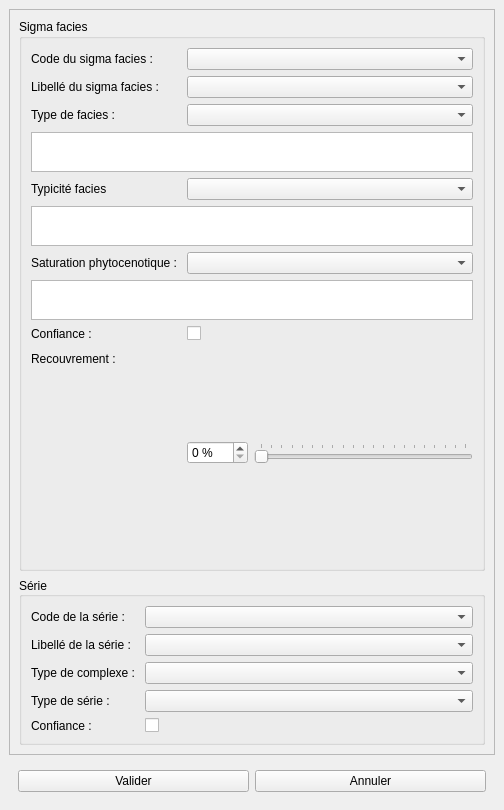
IGNF/saisie_carhab, file src/ui/form_sigmaf_cat.ui: the form before one commit.
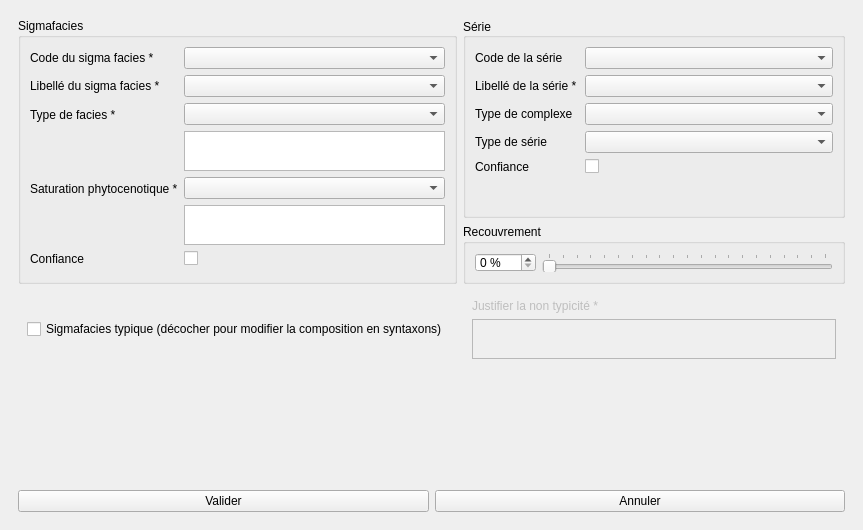
The form after the commit.

Diff of the .ui file:
```diff
--- a/src/ui/form_sigmaf_cat.ui
+++ b/src/ui/form_sigmaf_cat.ui
@@ -6,8 +6,8 @@
    <rect>
     <x>0</x>
     <y>0</y>
-    <width>504</width>
-    <height>810</height>
+    <width>863</width>
+    <height>530</height>
    </rect>
   </property>
   <property name="windowTitle">
@@ -17,6 +17,9 @@
    <layout class="QVBoxLayout" name="verticalLayout_2">
     <item>
      <widget class="QScrollArea" name="scrollArea">
+      <property name="frameShape">
+       <enum>QFrame::NoFrame</enum>
+      </property>
       <property name="widgetResizable">
        <bool>true</bool>
       </property>
@@ -25,28 +28,28 @@
         <rect>
          <x>0</x>
          <y>0</y>
-         <width>484</width>
-         <height>721</height>
+         <width>845</width>
+         <height>443</height>
         </rect>
        </property>
-       <layout class="QVBoxLayout" name="verticalLayout">
-        <item>
+       <layout class="QGridLayout" name="gridLayout">
+        <item row="0" column="0" rowspan="2">
          <widget class="QGroupBox" name="groupBox_2">
           <property name="title">
-           <string>Sigma facies</string>
+           <string>Sigmafacies</string>
           </property>
-          <layout class="QFormLayout" name="formLayout">
-           <item row="1" column="0">
-            <widget class="QLabel" name="lb_code_sf">
+          <layout class="QFormLayout" name="formLayout_2">
+           <item row="0" column="0">
+            <widget class="QLabel" name="lb_code_sigma">
              <property name="inputMethodHints">
               <set>Qt::ImhNone</set>
              </property>
              <property name="text">
-              <string>Code du sigma facies :</string>
+              <string>Code du sigma facies *</string>
              </property>
             </widget>
            </item>
-           <item row="1" column="1">
+           <item row="0" column="1">
             <widget class="QComboBox" name="code_sigma">
              <property name="enabled">
               <bool>true</bool>
@@ -68,14 +71,14 @@
              </property>
             </widget>
            </item>
-           <item row="4" column="0">
-            <widget class="QLabel" name="label_nom_sf_3">
+           <item row="1" column="0">
+            <widget class="QLabel" name="lb_lb_sigma">
              <property name="text">
-              <string>Libellé du sigma facies :</string>
+              <string>Libellé du sigma facies *</string>
              </property>
             </widget>
            </item>
-           <item row="4" column="1">
+           <item row="1" column="1">
             <widget class="QComboBox" name="lb_sigma">
              <property name="sizePolicy">
               <sizepolicy hsizetype="MinimumExpanding" vsizetype="Fixed">
@@ -91,130 +94,126 @@
              </property>
             </widget>
            </item>
-           <item row="6" column="0">
-            <widget class="QLabel" name="label_11">
+           <item row="2" column="0">
+            <widget class="QLabel" name="lb_typ_facies">
              <property name="text">
-              <string>Type de facies : </string>
+              <string>Type de facies * </string>
              </property>
             </widget>
            </item>
-           <item row="6" column="1">
-            <widget class="QComboBox" name="typ_facies">
-             <property name="enabled">
-              <bool>true</bool>
-             </property>
-             <property name="sizePolicy">
-              <sizepolicy hsizetype="MinimumExpanding" vsizetype="Fixed">
-               <horstretch>0</horstretch>
-               <verstretch>0</verstretch>
-              </sizepolicy>
-             </property>
-             <property name="editable">
-              <bool>false</bool>
-             </property>
-             <property name="sizeAdjustPolicy">
-              <enum>QComboBox::AdjustToMinimumContentsLength</enum>
-             </property>
+           <item row="2" column="1">
+            <widget class="QWidget" name="widget_3" native="true">
+             <layout class="QVBoxLayout" name="verticalLayout">
+              <property name="leftMargin">
+               <number>0</number>
+              </property>
+              <property name="topMargin">
+               <number>0</number>
+              </property>
+              <property name="rightMargin">
+               <number>0</number>
+              </property>
+              <property name="bottomMargin">
+               <number>0</number>
+              </property>
+              <item>
+               <widget class="QComboBox" name="typ_facies">
+                <property name="enabled">
+                 <bool>true</bool>
+                </property>
+                <property name="sizePolicy">
+                 <sizepolicy hsizetype="MinimumExpanding" vsizetype="Fixed">
+                  <horstretch>0</horstretch>
+                  <verstretch>0</verstretch>
+                 </sizepolicy>
+                </property>
+                <property name="editable">
+                 <bool>false</bool>
+                </property>
+                <property name="sizeAdjustPolicy">
+                 <enum>QComboBox::AdjustToMinimumContentsLength</enum>
+                </property>
+               </widget>
+              </item>
+              <item>
+               <widget class="QTextEdit" name="rmq_typ_fa">
+                <property name="maximumSize">
+                 <size>
+                  <width>16777215</width>
+                  <height>40</height>
+                 </size>
+                </property>
+               </widget>
+              </item>
+             </layout>
             </widget>
            </item>
-           <item row="7" column="0" colspan="2">
-            <widget class="QTextEdit" name="rmq_typ_fa">
-             <property name="maximumSize">
-              <size>
-               <width>16777215</width>
-               <height>40</height>
-              </size>
-             </property>
-            </widget>
-           </item>
-           <item row="9" column="0">
-            <widget class="QLabel" name="label_12">
-             <property name="text">
-              <string>Typicité facies</string>
-             </property>
-            </widget>
-           </item>
-           <item row="9" column="1">
-            <widget class="QComboBox" name="typicite">
-             <property name="sizePolicy">
-              <sizepolicy hsizetype="MinimumExpanding" vsizetype="Fixed">
-               <horstretch>0</horstretch>
-               <verstretch>0</verstretch>
-              </sizepolicy>
-             </property>
-             <property name="editable">
-              <bool>false</bool>
-             </property>
-             <property name="sizeAdjustPolicy">
-              <enum>QComboBox::AdjustToMinimumContentsLength</enum>
-             </property>
-            </widget>
-           </item>
-           <item row="13" column="0" colspan="2">
-            <widget class="QTextEdit" name="rmq_typcte">
-             <property name="maximumSize">
-              <size>
-               <width>16777215</width>
-               <height>40</height>
-              </size>
-             </property>
-            </widget>
-           </item>
-           <item row="15" column="0">
+           <item row="3" column="0">
             <widget class="QLabel" name="label_13">
              <property name="text">
-              <string>Saturation phytocenotique : </string>
+              <string>Saturation phytocenotique *</string>
              </property>
             </widget>
            </item>
-           <item row="15" column="1">
-            <widget class="QComboBox" name="sat_phy">
-             <property name="sizePolicy">
-              <sizepolicy hsizetype="MinimumExpanding" vsizetype="Fixed">
-               <horstretch>0</horstretch>
-               <verstretch>0</verstretch>
-              </sizepolicy>
-             </property>
-             <property name="editable">
-              <bool>false</bool>
-             </property>
-             <property name="sizeAdjustPolicy">
-              <enum>QComboBox::AdjustToMinimumContentsLength</enum>
-             </property>
+           <item row="3" column="1">
+            <widget class="QWidget" name="widget_5" native="true">
+             <layout class="QVBoxLayout" name="verticalLayout_4">
+              <property name="leftMargin">
+               <number>0</number>
+              </property>
+              <property name="topMargin">
+               <number>0</number>
+              </property>
+              <property name="rightMargin">
+               <number>0</number>
+              </property>
+              <property name="bottomMargin">
+               <number>0</number>
+              </property>
+              <item>
+               <widget class="QComboBox" name="sat_phy">
+                <property name="sizePolicy">
+                 <sizepolicy hsizetype="MinimumExpanding" vsizetype="Fixed">
+                  <horstretch>0</horstretch>
+                  <verstretch>0</verstretch>
+                 </sizepolicy>
+                </property>
+                <property name="editable">
+                 <bool>false</bool>
+                </property>
+                <property name="sizeAdjustPolicy">
+                 <enum>QComboBox::AdjustToMinimumContentsLength</enum>
+                </property>
+               </widget>
+              </item>
+              <item>
+               <widget class="QTextEdit" name="rmq_sat_ph">
+                <property name="maximumSize">
+                 <size>
+                  <width>16777215</width>
+                  <height>40</height>
+                 </size>
+                </property>
+               </widget>
+              </item>
+             </layout>
             </widget>
            </item>
-           <item row="18" column="0" colspan="2">
-            <widget class="QTextEdit" name="rmq_sat_ph">
-             <property name="maximumSize">
-              <size>
-               <width>16777215</width>
-               <height>40</height>
-              </size>
-             </property>
-            </widget>
-           </item>
-           <item row="21" column="0">
+           <item row="4" column="0">
             <widget class="QLabel" name="label_3">
              <property name="text">
-              <string>Confiance :</string>
+              <string>Confiance</string>
              </property>
             </widget>
            </item>
-           <item row="21" column="1">
+           <item row="4" column="1">
             <widget class="QCheckBox" name="cfc_facies">
              <property name="text">
               <string/>
              </property>
             </widget>
            </item>
-           <item row="22" column="0">
-            <widget class="QLabel" name="label_4">
-             <property name="text">
-              <string>Recouvrement : </string>
-             </property>
-            </widget>
-           </item>
-           <item row="22" column="1">
+           <item row="5" column="1">
             <widget class="QWidget" name="widget_2" native="true">
              <layout class="QHBoxLayout" name="horizontalLayout_2">
               <property name="leftMargin">
@@ -229,64 +228,41 @@
               <property name="bottomMargin">
                <number>0</number>
               </property>
-              <item>
-               <widget class="QSpinBox" name="pct_recouv">
-                <property name="suffix">
-                 <string> %</string>
-                </property>
-                <property name="maximum">
-                 <number>100</number>
-                </property>
-                <property name="singleStep">
-                 <number>5</number>
-                </property>
-               </widget>
-              </item>
-              <item>
-               <widget class="QSlider" name="horizontalSlider">
-                <property name="maximum">
-                 <number>100</number>
-                </property>
-                <property name="singleStep">
-                 <number>5</number>
-                </property>
-                <property name="pageStep">
-                 <number>5</number>
-                </property>
-                <property name="orientation">
-                 <enum>Qt::Horizontal</enum>
-                </property>
-                <property name="tickPosition">
-                 <enum>QSlider::TicksAbove</enum>
-                </property>
-                <property name="tickInterval">
-                 <number>5</number>
-                </property>
-               </widget>
-              </item>
              </layout>
             </widget>
            </item>
           </layout>
          </widget>
         </item>
-        <item>
+        <item row="0" column="1">
          <widget class="QGroupBox" name="gbox_serie">
+          <property name="minimumSize">
+           <size>
+            <width>0</width>
+            <height>0</height>
+           </size>
+          </property>
+          <property name="maximumSize">
+           <size>
+            <width>16777215</width>
+            <height>200</height>
+           </size>
+          </property>
           <property name="title">
            <string>Série</string>
           </property>
           <property name="alignment">
            <set>Qt::AlignLeading|Qt::AlignLeft|Qt::AlignVCenter</set>
           </property>
-          <layout class="QFormLayout" name="formLayout_2">
-           <item row="1" column="0">
-            <widget class="QLabel" name="label_nom_sf_4">
+          <layout class="QFormLayout" name="formLayout">
+           <item row="0" column="0">
+            <widget class="QLabel" name="lb_code_serie">
              <property name="text">
-              <string>Code de la série :</string>
+              <string>Code de la série </string>
              </property>
             </widget>
            </item>
-           <item row="1" column="1">
+           <item row="0" column="1">
             <widget class="QComboBox" name="code_serie">
              <property name="sizePolicy">
               <sizepolicy hsizetype="MinimumExpanding" vsizetype="Fixed">
@@ -305,14 +281,14 @@
              </property>
             </widget>
            </item>
-           <item row="3" column="0">
+           <item row="1" column="0">
             <widget class="QLabel" name="label_nom_sf_2">
              <property name="text">
-              <string>Libellé de la série :</string>
+              <string>Libellé de la série *</string>
              </property>
             </widget>
            </item>
-           <item row="3" column="1">
+           <item row="1" column="1">
             <widget class="QComboBox" name="lb_serie">
              <property name="sizePolicy">
               <sizepolicy hsizetype="MinimumExpanding" vsizetype="Fixed">
@@ -331,14 +307,14 @@
              </property>
             </widget>
            </item>
-           <item row="4" column="0">
+           <item row="2" column="0">
             <widget class="QLabel" name="label_2">
              <property name="text">
-              <string>Type de complexe : </string>
+              <string>Type de complexe  </string>
              </property>
             </widget>
            </item>
-           <item row="4" column="1">
+           <item row="2" column="1">
             <widget class="QComboBox" name="type_cplx">
              <property name="sizePolicy">
               <sizepolicy hsizetype="MinimumExpanding" vsizetype="Fixed">
@@ -354,14 +330,14 @@
              </property>
             </widget>
            </item>
-           <item row="5" column="0">
+           <item row="3" column="0">
             <widget class="QLabel" name="label_8">
              <property name="text">
-              <string>Type de série : </string>
+              <string>Type de série  </string>
              </property>
             </widget>
            </item>
-           <item row="5" column="1">
+           <item row="3" column="1">
             <widget class="QComboBox" name="type_serie">
              <property name="sizePolicy">
               <sizepolicy hsizetype="MinimumExpanding" vsizetype="Fixed">
@@ -377,14 +353,14 @@
              </property>
             </widget>
            </item>
-           <item row="6" column="0">
+           <item row="4" column="0">
             <widget class="QLabel" name="label">
              <property name="text">
-              <string>Confiance :</string>
+              <string>Confiance </string>
              </property>
             </widget>
            </item>
-           <item row="6" column="1">
+           <item row="4" column="1">
             <widget class="QCheckBox" name="cfc_serie">
              <property name="text">
               <string/>
@@ -394,6 +370,140 @@
           </layout>
          </widget>
         </item>
+        <item row="1" column="1">
+         <widget class="QGroupBox" name="groupBox">
+          <property name="sizePolicy">
+           <sizepolicy hsizetype="Preferred" vsizetype="Expanding">
+            <horstretch>0</horstretch>
+            <verstretch>0</verstretch>
+           </sizepolicy>
+          </property>
+          <property name="minimumSize">
+           <size>
+            <width>0</width>
+            <height>0</height>
+           </size>
+          </property>
+          <property name="maximumSize">
+           <size>
+            <width>16777215</width>
+            <height>60</height>
+           </size>
+          </property>
+          <property name="title">
+           <string>Recouvrement</string>
+          </property>
+          <layout class="QFormLayout" name="formLayout_3">
+           <item row="0" column="0">
+            <widget class="QSpinBox" name="pct_recouv">
+             <property name="suffix">
+              <string> %</string>
+             </property>
+             <property name="maximum">
+              <number>100</number>
+             </property>
+             <property name="singleStep">
+              <number>5</number>
+             </property>
+            </widget>
+           </item>
+           <item row="0" column="1">
+            <widget class="QSlider" name="horizontalSlider">
+             <property name="maximum">
+              <number>100</number>
+             </property>
+             <property name="singleStep">
+              <number>5</number>
+             </property>
+             <property name="pageStep">
+              <number>5</number>
+             </property>
+             <property name="orientation">
+              <enum>Qt::Horizontal</enum>
+             </property>
+             <property name="tickPosition">
+              <enum>QSlider::TicksAbove</enum>
+             </property>
+             <property name="tickInterval">
+              <number>5</number>
+             </property>
+            </widget>
+           </item>
+          </layout>
+         </widget>
+        </item>
+        <item row="2" column="0">
+         <widget class="QWidget" name="widget_6" native="true">
+          <property name="sizePolicy">
+           <sizepolicy hsizetype="Preferred" vsizetype="Preferred">
+            <horstretch>0</horstretch>
+            <verstretch>0</verstretch>
+           </sizepolicy>
+          </property>
+          <layout class="QGridLayout" name="gridLayout_3">
+           <item row="0" column="0">
+            <widget class="QCheckBox" name="typicite">
+             <property name="text">
+              <string>Sigmafacies typique (décocher pour modifier la composition en syntaxons)</string>
+             </property>
+             <property name="checkable">
+              <bool>true</bool>
+             </property>
+             <property name="checked">
+              <bool>false</bool>
+             </property>
+            </widget>
+           </item>
+          </layout>
+         </widget>
+        </item>
+        <item row="2" column="1">
+         <widget class="QWidget" name="widget_tpcte" native="true">
+          <property name="enabled">
+           <bool>false</bool>
+          </property>
+          <property name="sizePolicy">
+           <sizepolicy hsizetype="Preferred" vsizetype="Fixed">
+            <horstretch>0</horstretch>
+            <verstretch>0</verstretch>
+           </sizepolicy>
+          </property>
+          <property name="hidden" stdset="0">
+           <bool>true</bool>
+          </property>
+          <layout class="QVBoxLayout" name="verticalLayout_7">
+           <item>
+            <widget class="QLabel" name="label_rmq_facies">
+             <property name="text">
+              <string>Justifier la non typicité *</string>
+             </property>
+            </widget>
+           </item>
+           <item>
+            <widget class="QPlainTextEdit" name="rmq_typcte">
+             <property name="maximumSize">
+              <size>
+               <width>16777215</width>
+               <height>40</height>
+              </size>
+             </property>
+            </widget>
+           </item>
+          </layout>
+         </widget>
+        </item>
+        <item row="3" column="0" colspan="2">
+         <widget class="QWidget" name="relation_ctnr" native="true">
+          <property name="enabled">
+           <bool>true</bool>
+          </property>
+          <layout class="QVBoxLayout" name="verticalLayout_6">
+           <item>
+            <layout class="QVBoxLayout" name="verticalLayout_5"/>
+           </item>
+          </layout>
+         </widget>
+        </item>
        </layout>
       </widget>
      </widget>
```
Left out of the diff: 87 changed lines with no effect on the pictures.
